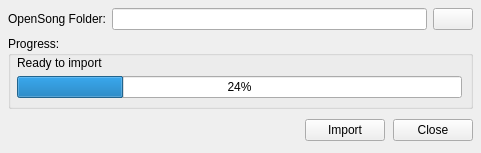
Above: resources/forms/opensongimportform.ui from zonArt/openlp before the change. Below: the same form after it.
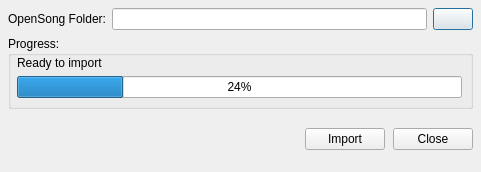
That is the form after the change. Icons and pictures are not drawn.

Diff of the .ui file:
```diff
--- a/resources/forms/opensongimportform.ui
+++ b/resources/forms/opensongimportform.ui
@@ -1,12 +1,13 @@
-<ui version="4.0" >
- <class>OpenSongImportForm</class>
- <widget class="QWidget" name="OpenSongImportForm" >
-  <property name="geometry" >
+<?xml version="1.0" encoding="UTF-8"?>
+<ui version="4.0">
+ <class>OpenSongImportDialog</class>
+ <widget class="QDialog" name="OpenSongImportDialog">
+  <property name="geometry">
    <rect>
     <x>0</x>
     <y>0</y>
     <width>481</width>
-    <height>153</height>
+    <height>172</height>
    </rect>
   </property>
   <property name="windowTitle" >
```
Left out of the diff: 96 changed lines with no effect on the pictures.
